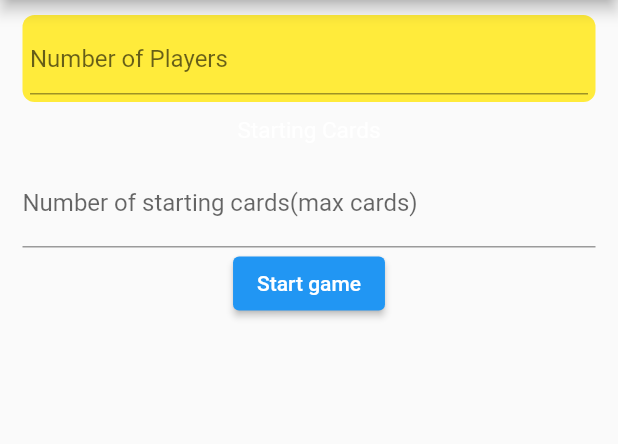
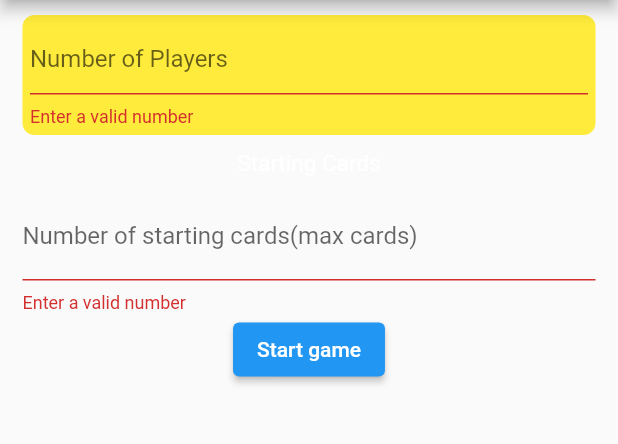
Before and after one commit to sam17012k1/JudgementApp, a Flutter app: the screen it shows after launch, after a tap on "Start game", on a phone screen of 412 x 824 dp, the part 84-528 px from its top. Run offline on Flutter 3.47's test engine with Material 2 defaults, Android fonts, the phone set to English and light mode, and no system bars.

Commit message:
Added validation on main page

```diff
--- a/lib/main.dart
+++ b/lib/main.dart
@@ -30,13 +30,37 @@ class MyHomePage extends StatefulWidget {
 }
 
 class _MyHomePageState extends State<MyHomePage> {
-  final myController = TextEditingController();
-  final myController1 = TextEditingController();
+  final _myController = TextEditingController();
+  final _myController1 = TextEditingController();
+  final GlobalKey<FormState> _formkey = GlobalKey();
 
   @override
   void dispose() {
-    myController.dispose();
+    _myController.dispose();
     super.dispose();
+  }
+
+  String? validPlayerCount(String? count) {
+    if (count == null) {
+      return "Enter a number";
+    } else {
+      int? c = int.tryParse(count);
+      if (c == null) {
+        return "Enter a valid number";
+      }
+    }
+    return null;
+  }
+
+  String? validCardCount(String? count) {
+    if (count == null) {
+      return "Enter a number";
+    }
+    int? c = int.tryParse(count);
+    if (c == null) {
+      return "Enter a valid number";
+    }
+    return null;
   }
 
   @override
@@ -51,6 +75,8 @@ class _MyHomePageState extends State<MyHomePage> {
       ),
       body: SingleChildScrollView(
         padding: const EdgeInsets.symmetric(horizontal: 15, vertical: 10),
+        child: Form(
+          key: _formkey,
           child: Column(
             mainAxisAlignment: MainAxisAlignment.center,
             children: <Widget>[
@@ -60,13 +86,14 @@ class _MyHomePageState extends State<MyHomePage> {
                   color: Colors.yellow,
                   borderRadius: BorderRadius.circular(8),
                 ),
-              child: TextField(
-                controller: myController,
+                child: TextFormField(
+                  controller: _myController,
                   decoration: const InputDecoration(
                     hintText: "Number of Players",
                   ),
                   textInputAction: TextInputAction.next,
                   keyboardType: TextInputType.number,
+                  validator: validPlayerCount,
                 ),
               ),
               const SizedBox(
@@ -82,32 +109,37 @@ class _MyHomePageState extends State<MyHomePage> {
               const SizedBox(
                 height: 10,
               ),
-            TextField(
-              controller: myController1,
+              TextFormField(
+                controller: _myController1,
                 decoration: const InputDecoration(
                     label: Text("Number of starting cards(max cards)")),
                 textInputAction: TextInputAction.done,
                 keyboardType: TextInputType.number,
+                validator: validCardCount,
               ),
               ButtonTheme(
                 //minWidth: MediaQuery.of(context).size.width-40,
                 child: ElevatedButton(
                     onPressed: () {
-                    int value = int.parse(myController.text.toString().trim());
+                      if (_formkey.currentState!.validate()) {
+                        int value =
+                            int.parse(_myController.text.toString().trim());
                         PlayerSingletone().numPlayers = value;
                         int value1 =
-                        int.parse(myController1.text.toString().trim());
+                            int.parse(_myController1.text.toString().trim());
                         GameSingletone().maxCards = value1;
                         Navigator.pushReplacement(
                             context,
                             MaterialPageRoute(
                                 builder: (context) => const NamesScreen()));
+                      }
                     },
                     child: const Text("Start game")),
               ),
             ],
           ),
         ),
+      ),
     );
   }
 }
```
Lines whose indentation alone changed are shown as unchanged.
